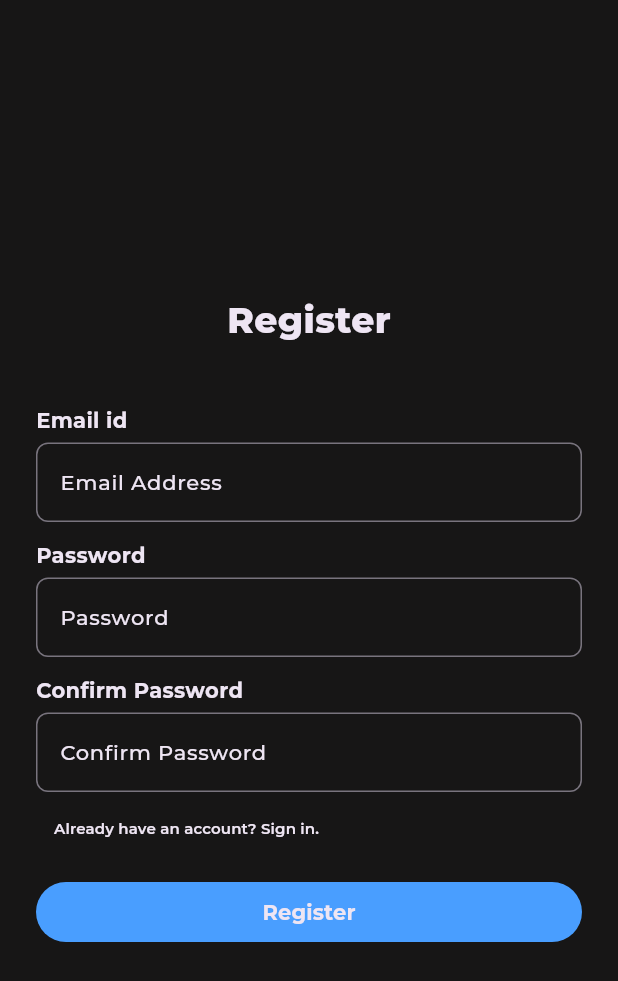
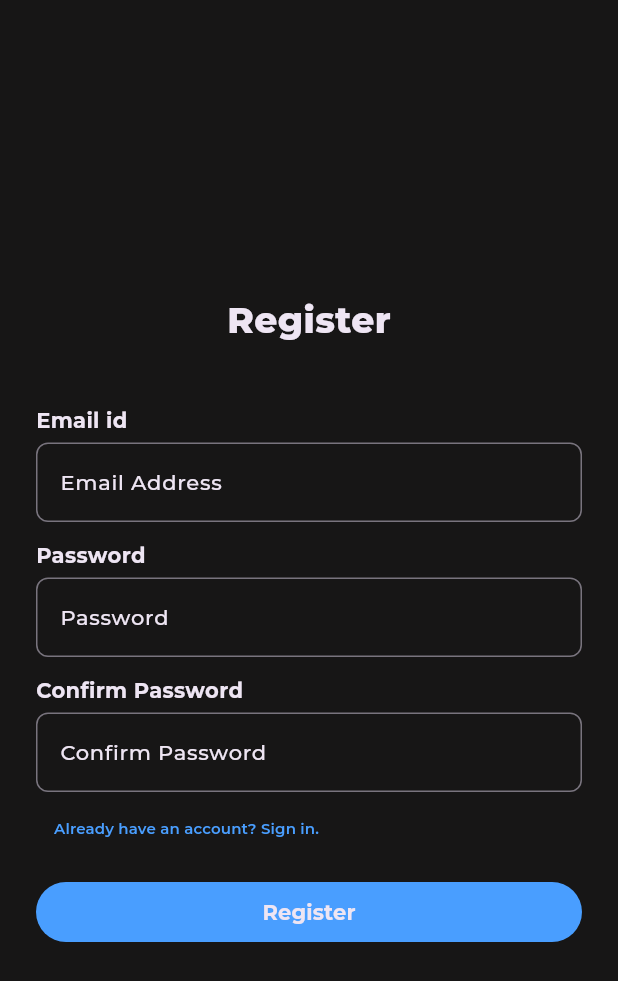
Before and after one commit to Raj-Surase/Vibe-Social_Connection_Platform, a Flutter app: the RegisterPage screen opened by its route, after a tap on "Already have an account? Sign in.", after a tap on "Don't have an account? Sign up.", after a tap on "Register", on a phone screen of 412 x 824 dp. Shown: the top 981 px of the screen. Run offline on Flutter 3.47's test engine with Material 3 defaults, Android fonts, the phone set to English and light mode, and no system bars; our stand-ins replace firebase_auth, firebase_core, go_router, google_fonts, image_picker, sliding_clipped_nav_bar; accounts and stored records are empty.

```diff
--- a/vibe/lib/Components/errordialog.dart
+++ b/vibe/lib/Components/errordialog.dart
@@ -1,4 +1,5 @@
 import 'package:flutter/material.dart';
+import 'package:go_router/go_router.dart';
 import 'package:vibe/Constants/colors.dart';
 import 'package:vibe/Constants/typography.dart';
 import 'package:vibe/Constants/values.dart';
@@ -44,7 +45,7 @@ class ErrorDialogBox extends StatelessWidget {
             ),
             const SizedBox(height: ValuesConstants.paddingLR),
             TextButton(
-              onPressed: () => Navigator.pop(context),
+              onPressed: () => context.pop(),
               style: TextButton.styleFrom(
                 // padding: EdgeInsets.only(
                 //     left: ValuesConstants.paddingTB,
--- a/vibe/lib/Screens/authenticate/login.dart
+++ b/vibe/lib/Screens/authenticate/login.dart
@@ -79,11 +79,7 @@ class _LoginPageState extends State<LoginPage> {
                 isSecure: true),
             TextButton(
               onPressed: (() {
-                Navigator.pushReplacement(
-                    context,
-                    MaterialPageRoute(
-                      builder: (context) => const RegisterPage(),
-                    ));
+                context.replace('/register');
               }),
               child: Text(
                 "Don't have an account? Sign up.",
@@ -103,7 +99,7 @@ class _LoginPageState extends State<LoginPage> {
                   if (username.isNotEmpty) {
                     Provider.of<UserProvider>(context, listen: false)
                         .login(username);
-                    context.go(
+                    context.replace(
                         '/navigator/home'); // Navigate to the home page within the navigator
                   }
                 },
--- a/vibe/lib/Screens/authenticate/register.dart
+++ b/vibe/lib/Screens/authenticate/register.dart
@@ -105,16 +105,12 @@ class _RegisterPageState extends State<RegisterPage> {
                 isSecure: true),
             TextButton(
               onPressed: (() {
-                Navigator.pushReplacement(
-                    context,
-                    MaterialPageRoute(
-                      builder: (context) => const LoginPage(),
-                    ));
+                context.replace('/login');
               }),
               child: Text(
                 "Already have an account? Sign in.",
-                style:
-                    AppTypography.textStyle10Link(color: AppColor.textHighEm),
+                style: AppTypography.textStyle10Link(
+                    color: AppColor.primaryButton),
               ),
             ),
             const SizedBox(
@@ -129,7 +125,7 @@ class _RegisterPageState extends State<RegisterPage> {
                   if (username.isNotEmpty) {
                     Provider.of<UserProvider>(context, listen: false)
                         .login(username);
-                    context.go(
+                    context.replace(
                         '/navigator/home'); // Navigate to the home page within the navigator
                   }
                 },
--- a/vibe/lib/Screens/userchat.dart
+++ b/vibe/lib/Screens/userchat.dart
@@ -1,4 +1,5 @@
 import 'package:flutter/material.dart';
+import 'package:go_router/go_router.dart';
 import 'package:vibe/Constants/colors.dart';
 import 'package:vibe/Constants/typography.dart';
 import 'package:vibe/Constants/values.dart';
@@ -24,7 +25,7 @@ class _UserChatState extends State<UserChat> {
         leadingWidth: ValuesConstants.containerMediumLarge,
         leading: IconButton(
           onPressed: (() {
-            Navigator.pop(context);
+            context.pop();
           }),
           icon: Row(
             children: [
```
Also changed, not shown: vibe/lib/Pages/navigation.dart (+4 -4 lines).
